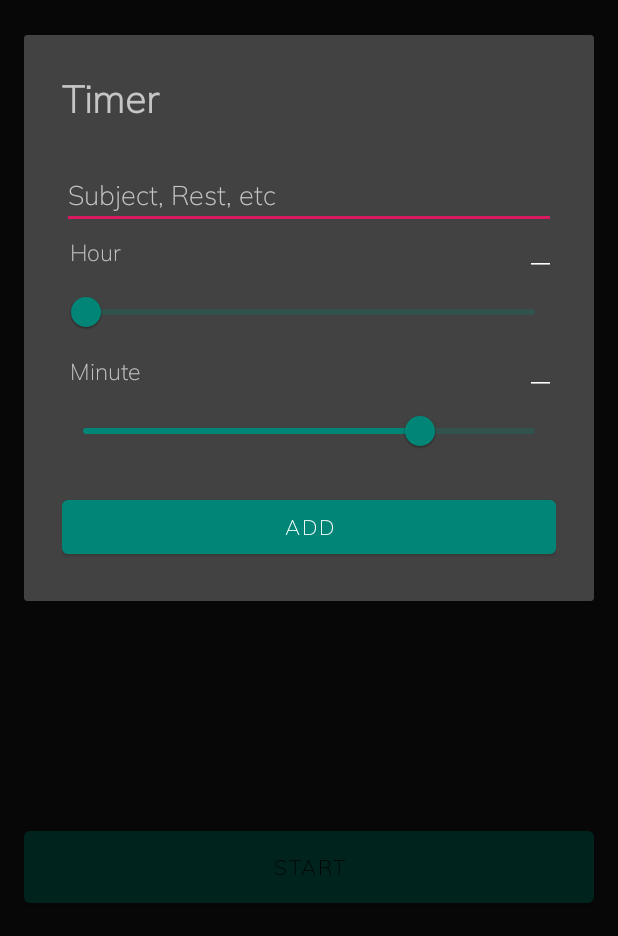
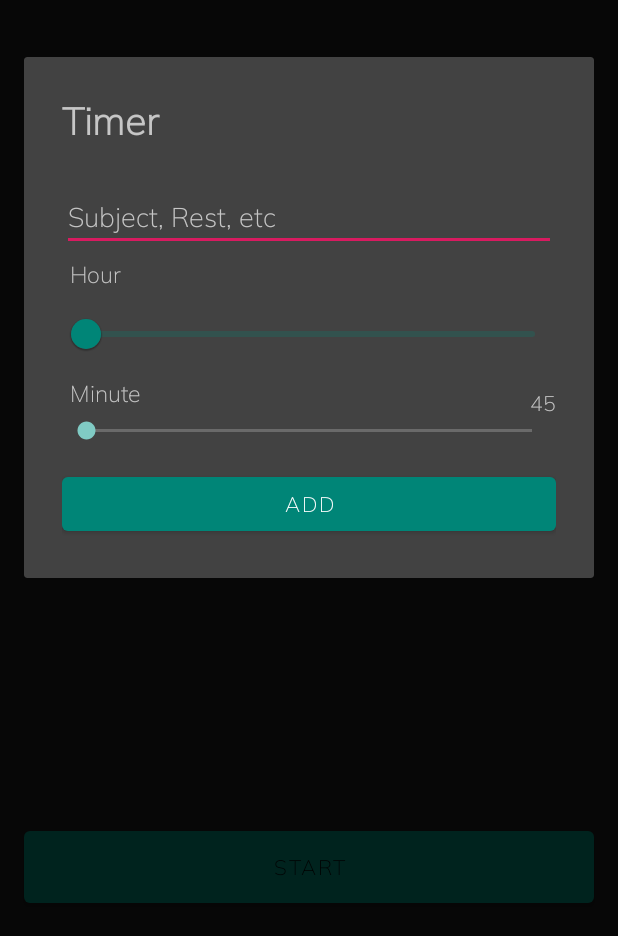
Before and after one commit to moolair/studytimer, an Android app: the screen it shows after launch (MainActivity), after a tap on "Add", on a phone screen of 412 x 824 dp, the part 300-1236 px from its top. Run offline under Robolectric (Android 15) with nearby library versions, the phone set to English and light mode, and no system bars.

Commit message:
Added List: popupActivity.java DBHandler.java Timer (model).java constants.java
Todo: popup activity needs to be updated so that it can interact with mainActivity.

```diff
--- a/app/src/main/java/com/moolair/studytimer/Activities/MainActivity.java
+++ b/app/src/main/java/com/moolair/studytimer/Activities/MainActivity.java
@@ -4,6 +4,7 @@ import android.content.Intent;
 import android.os.Bundle;
 
 import com.google.android.material.button.MaterialButton;
+import com.google.android.material.slider.Slider;
 import com.google.android.material.snackbar.Snackbar;
 import com.moolair.studytimer.R;
 
@@ -16,14 +17,19 @@ import android.view.Menu;
 import android.view.MenuItem;
 import android.widget.Button;
 import android.widget.EditText;
+import android.widget.SeekBar;
+import android.widget.TextView;
 
 public class MainActivity extends AppCompatActivity {
 
     private AlertDialog.Builder dialogBuilder;
     private AlertDialog dialog;
     private EditText studySubject;
-    private EditText timing;
+//    private EditText timing;
     private MaterialButton add_timer;
+    private MaterialButton saveItem;
+
+
 
     @Override
     protected void onCreate(Bundle savedInstanceState) {
@@ -46,6 +52,8 @@ public class MainActivity extends AppCompatActivity {
                         .setAction("Action", null).show();
             }
         });
+
+
 
 //        MaterialButton add_timing = findViewById(R.id.add_timer);
 //        add_timing.setOnClickListener(new View.OnClickListener() {
@@ -94,11 +102,27 @@ public class MainActivity extends AppCompatActivity {
         dialogBuilder = new AlertDialog.Builder(this);
         View v = getLayoutInflater().inflate(R.layout.popup, null);
         studySubject = (EditText) v.findViewById(R.id.subjectItem);
-        add_timer = (MaterialButton) v.findViewById(R.id.add_timer);
+//        add_timer = (MaterialButton) v.findViewById(R.id.add_timer);
+        saveItem = (MaterialButton) v.findViewById(R.id.saveItem);
 
         dialogBuilder.setView(v);
         dialog = dialogBuilder.create();
         dialog.show();
 
+        saveItem.setOnClickListener(new View.OnClickListener() {
+            @Override
+            public void onClick(View v) {
+                //Todo: Save to db
+                //Todo: Go to next screen
+
+                saveItemToDB(v);
+            }
+
+
+        });
+
+    }
+
+    private void saveItemToDB(View v) {
     }
 }
--- a/app/src/main/res/layout-v28/popup.xml
+++ b/app/src/main/res/layout-v28/popup.xml
@@ -44,34 +44,35 @@
 
         <!--    hour slider-->
         <TextView
-            android:id="@+id/hour"
+            android:id="@+id/hourTitle"
             android:layout_width="wrap_content"
             android:layout_height="wrap_content"
             android:text="@string/hour"
             android:padding="5dp"
             android:textSize="15sp"/>
 
-        <EditText
+        <TextView
+            android:id="@+id/hour"
             android:layout_width="wrap_content"
-            android:textSize="15sp"
             android:layout_height="wrap_content"
+            android:text=""
             android:layout_above="@+id/scrollHour"
-            android:layout_alignRight="@+id/scrollHour" />
+        android:layout_alignRight="@+id/scrollHour" />
 
             <com.google.android.material.slider.Slider
                 android:id="@+id/scrollHour"
                 android:layout_width="match_parent"
                 android:layout_height="wrap_content"
-                android:layout_below="@+id/hour"
+                android:layout_below="@+id/hourTitle"
                 android:scrollbarSize="4dp"
                 android:scrollbars="horizontal"
-                android:value="0"
-                android:valueFrom="0"
-                android:valueTo="24" />
+                android:value="0f"
+                android:valueFrom="0f"
+                android:valueTo="24f" />
 
         <!--    minute slider-->
         <TextView
-            android:id="@+id/minute"
+            android:id="@+id/minuteTitle"
             android:layout_width="wrap_content"
             android:layout_height="wrap_content"
             android:text="@string/minute"
@@ -79,24 +80,33 @@
             android:padding="5dp"
             android:textSize="15sp"/>
 
-        <EditText
+        <TextView
+            android:id="@+id/minute"
             android:layout_width="wrap_content"
             android:layout_height="wrap_content"
+            android:text="45"
             android:layout_above="@+id/scrollMinute"
-            android:layout_alignRight="@+id/scrollMinute"
-            android:textSize="15sp" />
+            android:layout_alignRight="@+id/scrollMinute"/>
 
-            <com.google.android.material.slider.Slider
-                android:id="@+id/scrollMinute"
-                android:layout_width="match_parent"
-                android:layout_height="wrap_content"
-                android:layout_marginBottom="@dimen/cat_slider_left_margin"
-                android:scrollbarSize="4dp"
-                android:value="45"
-                android:valueFrom="0"
-                android:valueTo="60"
-                android:layout_below="@+id/minute"
-                tools:visibility="visible"/>
+<!--            <com.google.android.material.slider.Slider-->
+<!--                android:id="@+id/scrollMinute"-->
+<!--                android:layout_width="match_parent"-->
+<!--                android:layout_height="wrap_content"-->
+<!--                android:layout_marginBottom="@dimen/cat_slider_left_margin"-->
+<!--                android:scrollbarSize="4dp" -->
+<!--                android:value="45f"-->
+<!--                android:valueFrom="0f"-->
+<!--                android:valueTo="60f"-->
+<!--                android:layout_below="@+id/minuteTitle"-->
+<!--                tools:visibility="visible"/>-->
+
+        <SeekBar
+            android:id="@+id/scrollMinute"
+            android:layout_width="match_parent"
+            android:layout_height="wrap_content"
+            android:layout_below="@+id/minuteTitle"
+            android:layout_marginBottom="@dimen/cat_slider_left_margin"
+            android:theme="@style/Platform.MaterialComponents" />
 
     </RelativeLayout>
 
```
Also changed, not shown: app/src/main/java/com/moolair/studytimer/Activities/popupActivity.java (added, +43 -0 lines), app/src/main/java/com/moolair/studytimer/Data/DBHandler.java (added, +73 -0 lines), app/src/main/java/com/moolair/studytimer/Model/Timer.java (added, +51 -0 lines), app/src/main/java/com/moolair/studytimer/Util/constants.java (added, +15 -0 lines).
